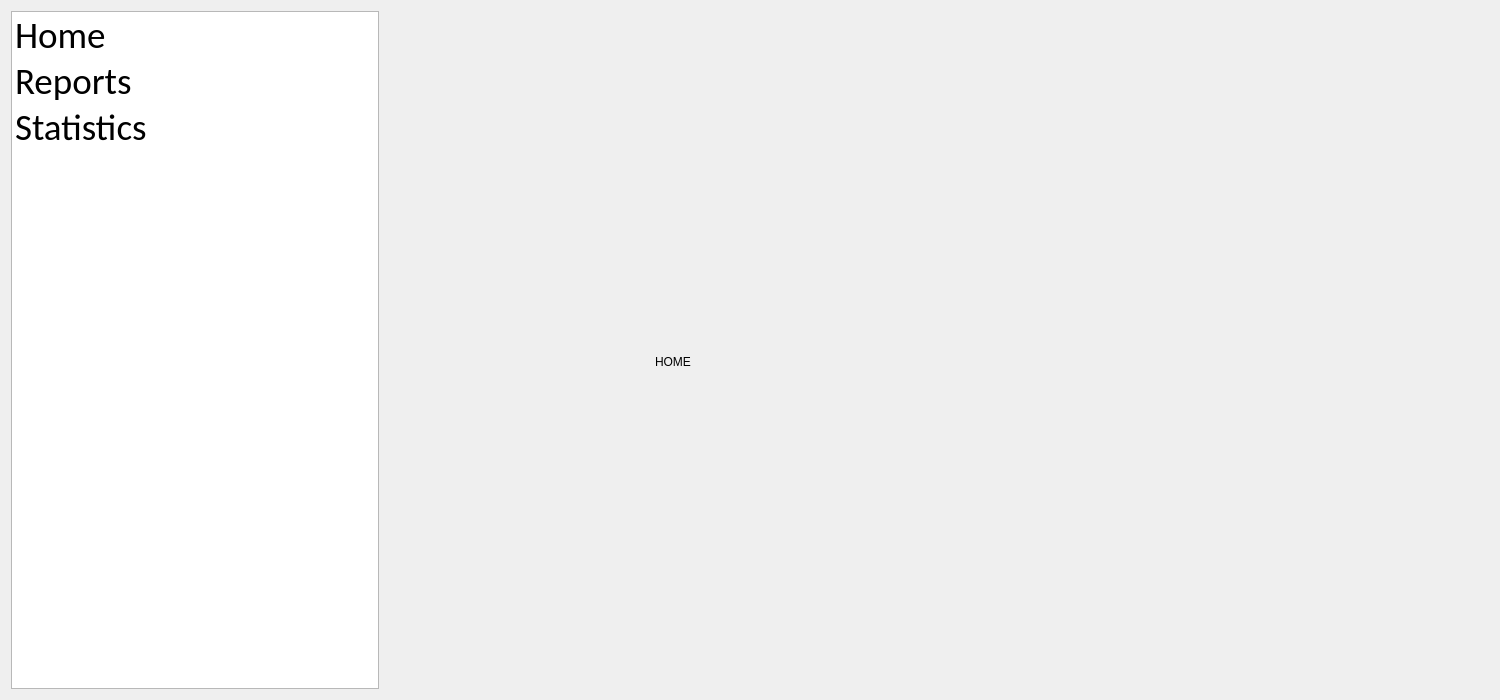
DanoAlvinJohnS/Final-OOP2, file dashboard.ui: the form before one commit.
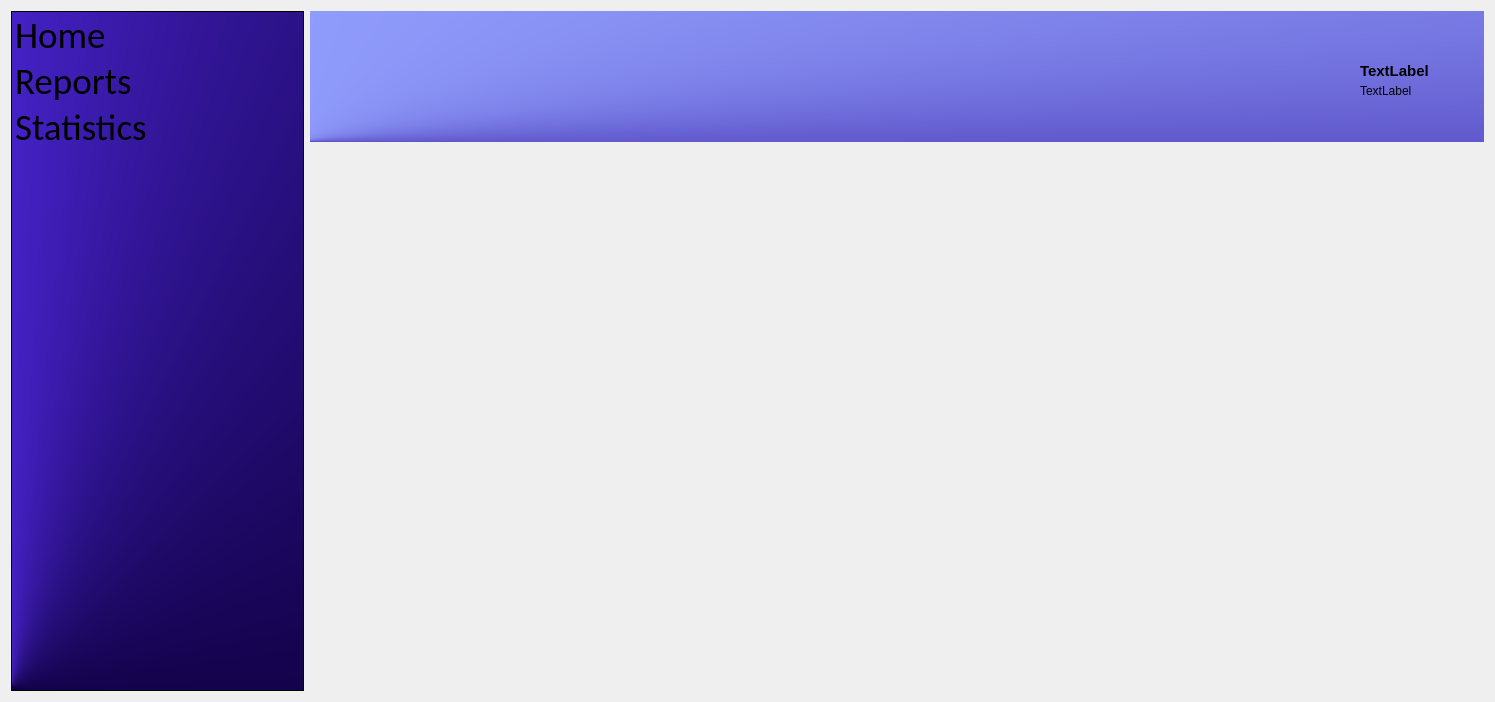
The form after the commit. The open tabs and pages were chosen to show the change.

The edit to the form file:
```diff
--- a/dashboard.ui
+++ b/dashboard.ui
@@ -6,8 +6,8 @@
    <rect>
     <x>0</x>
     <y>0</y>
-    <width>1500</width>
-    <height>700</height>
+    <width>1495</width>
+    <height>702</height>
    </rect>
   </property>
   <property name="windowTitle">
@@ -15,7 +15,7 @@
   </property>
   <layout class="QHBoxLayout" name="horizontalLayout">
    <item>
-    <layout class="QHBoxLayout" name="horizontalLayout_2" stretch="1,3">
+    <layout class="QHBoxLayout" name="horizontalLayout_2" stretch="1,4">
      <item>
       <widget class="QListWidget" name="listWidget">
        <property name="font">
@@ -23,13 +23,17 @@
          <family>Calibri</family>
          <pointsize>28</pointsize>
          <italic>false</italic>
+         <bold>false</bold>
          <underline>false</underline>
-         <fontweight>Light</fontweight>
         </font>
        </property>
        <property name="layoutDirection">
         <enum>Qt::LayoutDirection::LeftToRight</enum>
        </property>
+       <property name="styleSheet">
+        <string notr="true">background-color: qconicalgradient(cx:0, cy:0.994318, angle:132.9, stop:0.611111 rgba(16, 0, 66, 255), stop:1 rgba(91, 48, 255, 255));
+font: 28pt &quot;Calibri&quot;;</string>
+       </property>
        <property name="flow">
         <enum>QListView::Flow::TopToBottom</enum>
        </property>
@@ -63,21 +67,73 @@
          <fontweight>DemiBold</fontweight>
         </font>
        </property>
+       <property name="styleSheet">
+        <string notr="true">QLabel:user_name { background-color: transparent; }</string>
+       </property>
        <property name="currentIndex">
         <number>3</number>
        </property>
        <widget class="QWidget" name="pageHome">
-        <widget class="QLabel" name="label">
+        <property name="styleSheet">
+         <string notr="true">background-color: white;
+QLabel {
+
+	background-color: rgb(255, 255, 255);
+}</string>
+        </property>
+        <widget class="QLabel" name="background1_2">
          <property name="geometry">
           <rect>
-           <x>270</x>
-           <y>240</y>
-           <width>401</width>
-           <height>221</height>
+           <x>-10</x>
+           <y>0</y>
+           <width>1191</width>
+           <height>131</height>
           </rect>
          </property>
+         <property name="styleSheet">
+          <string notr="true">background-color: qconicalgradient(cx:0, cy:0.994318, angle:93.6, stop:0.4 rgba(36, 0, 143, 188), stop:1 rgba(147, 161, 255, 255));
+background-color: qconicalgradient(cx:0, cy:0.994318, angle:96.5, stop:0.4 rgba(36, 0, 143, 255), stop:1 rgba(147, 161, 255, 255));</string>
+         </property>
          <property name="text">
-          <string>HOME</string>
+          <string/>
+         </property>
+        </widget>
+        <widget class="QLabel" name="user_name">
+         <property name="geometry">
+          <rect>
+           <x>1050</x>
+           <y>50</y>
+           <width>101</width>
+           <height>20</height>
+          </rect>
+         </property>
+         <property name="font">
+          <font>
+           <pointsize>11</pointsize>
+           <bold>true</bold>
+          </font>
+         </property>
+         <property name="styleSheet">
+          <string notr="true">background-color: transparent;</string>
+         </property>
+         <property name="text">
+          <string>TextLabel</string>
+         </property>
+        </widget>
+        <widget class="QLabel" name="id_log">
+         <property name="geometry">
+          <rect>
+           <x>1050</x>
+           <y>70</y>
+           <width>101</width>
+           <height>20</height>
+          </rect>
+         </property>
+         <property name="styleSheet">
+          <string notr="true">background-color: transparent;</string>
+         </property>
+         <property name="text">
+          <string>TextLabel</string>
          </property>
         </widget>
        </widget>
```
Left out of the diff: 12 changed lines with no effect on the pictures.
